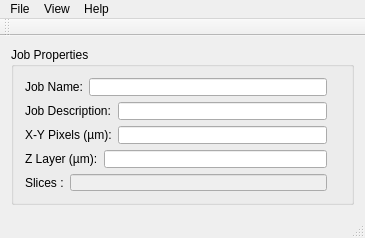
B9Creations/B9Creator, file B9Creator/b9edit/b9edit.ui: the form before one commit.
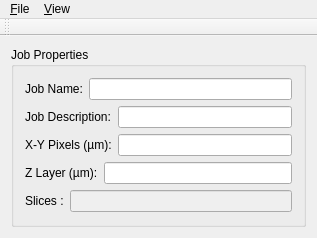
The form after the commit. Icons and pictures are not drawn.

What changed in the file:
```diff
--- a/B9Creator/b9edit/b9edit.ui
+++ b/B9Creator/b9edit/b9edit.ui
@@ -9,7 +9,7 @@
    <rect>
     <x>0</x>
     <y>0</y>
-    <width>365</width>
+    <width>317</width>
     <height>238</height>
    </rect>
   </property>
@@ -55,19 +55,6 @@
     <property name="sizeConstraint">
      <enum>QLayout::SetDefaultConstraint</enum>
     </property>
-    <item>
-     <spacer name="verticalSpacer">
-      <property name="orientation">
-       <enum>Qt::Vertical</enum>
-      </property>
-      <property name="sizeHint" stdset="0">
-       <size>
-        <width>20</width>
-        <height>40</height>
-       </size>
-      </property>
-     </spacer>
-    </item>
     <item>
      <widget class="QGroupBox" name="groupBox">
       <property name="sizePolicy">
@@ -119,13 +106,6 @@
        <item row="2" column="4">
         <widget class="QLineEdit" name="lineEdit_6"/>
        </item>
-       <item row="2" column="5">
-        <widget class="QLabel" name="xyinfo">
-         <property name="text">
-          <string/>
-         </property>
-        </widget>
-       </item>
        <item row="3" column="0" colspan="3">
         <widget class="QLabel" name="label_5">
          <property name="text">
@@ -136,13 +116,6 @@
        <item row="3" column="3" colspan="2">
         <widget class="QLineEdit" name="lineEdit_7"/>
        </item>
-       <item row="3" column="5">
-        <widget class="QLabel" name="zinfo">
-         <property name="text">
-          <string/>
-         </property>
-        </widget>
-       </item>
        <item row="4" column="0">
         <widget class="QLabel" name="label_6">
          <property name="text">
@@ -163,19 +136,6 @@
       </layout>
      </widget>
     </item>
-    <item>
-     <spacer name="verticalSpacer_2">
-      <property name="orientation">
-       <enum>Qt::Vertical</enum>
-      </property>
-      <property name="sizeHint" stdset="0">
-       <size>
-        <width>20</width>
-        <height>40</height>
-       </size>
-      </property>
-     </spacer>
-    </item>
    </layout>
   </widget>
   <widget class="QMenuBar" name="menuBar">
@@ -183,13 +143,13 @@
     <rect>
      <x>0</x>
      <y>0</y>
-     <width>365</width>
+     <width>317</width>
      <height>21</height>
     </rect>
    </property>
    <widget class="QMenu" name="menuFile">
     <property name="title">
-     <string>File</string>
+     <string>&amp;File</string>
     </property>
     <addaction name="actionNew_Job"/>
     <addaction name="actionOpen_Exsisting_Job_File"/>
@@ -201,19 +161,12 @@
    </widget>
    <widget class="QMenu" name="menuView">
     <property name="title">
-     <string>View</string>
+     <string>&amp;View</string>
     </property>
     <addaction name="actionShow_Slice_Window"/>
    </widget>
-   <widget class="QMenu" name="menuHelp">
-    <property name="title">
-     <string>Help</string>
-    </property>
-    <addaction name="actionAbout_B9Edit"/>
-   </widget>
    <addaction name="menuFile"/>
    <addaction name="menuView"/>
-   <addaction name="menuHelp"/>
   </widget>
   <widget class="QToolBar" name="mainToolBar">
    <property name="iconSize">
@@ -229,7 +182,6 @@
     <bool>false</bool>
    </attribute>
   </widget>
-  <widget class="QStatusBar" name="statusBar"/>
   <action name="actionOpen_Image_Folder">
    <property name="icon">
     <iconset resource="b9edit.qrc">
```
Left out of the diff: 16 changed lines with no effect on the pictures.
